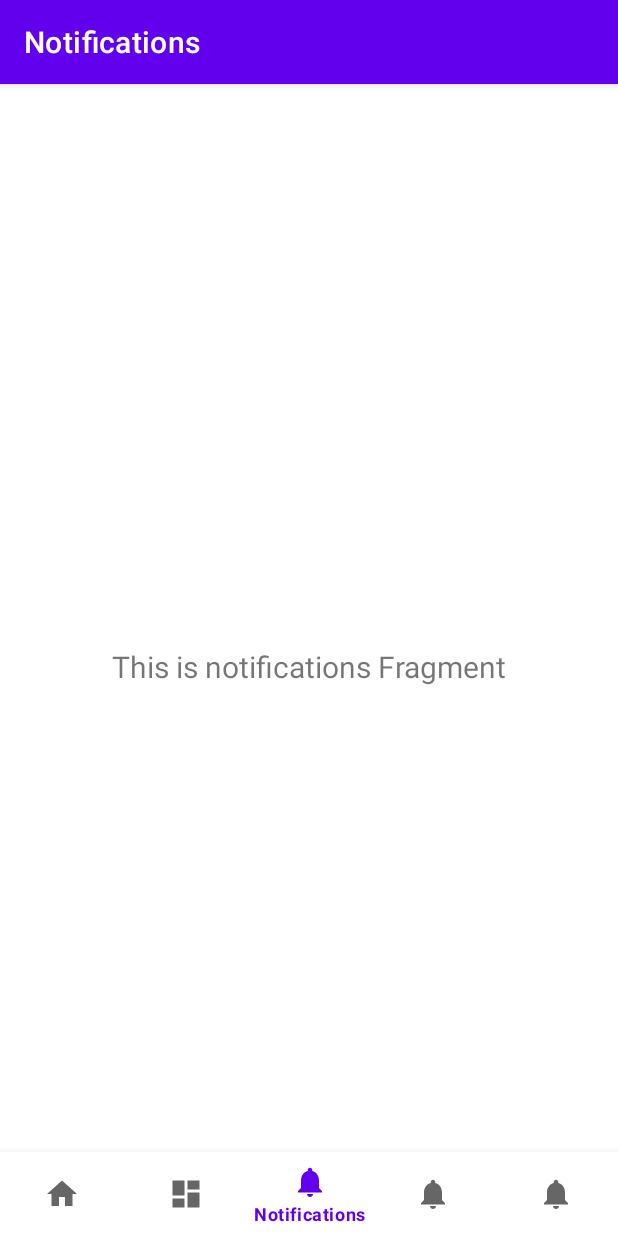
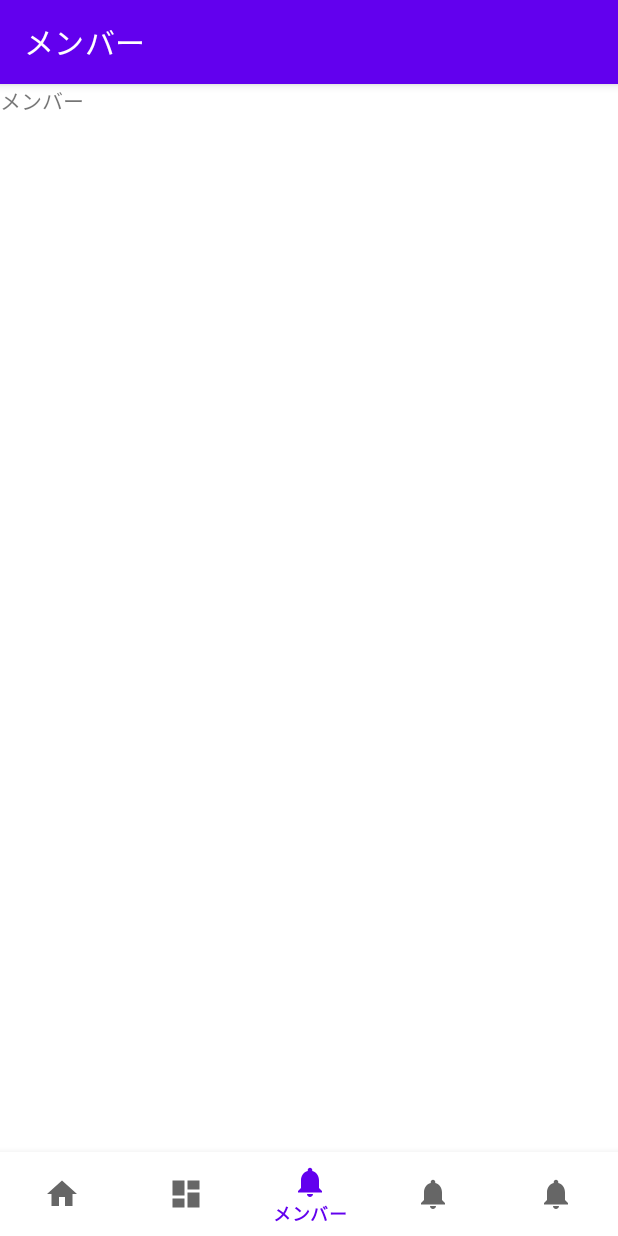
Before and after one commit to chenzhizsqq/CzOffice, an Android app: the MainActivity screen opened directly, with no data from a screen before it, item 3 of the bottom bar chosen, on a phone screen of 412 x 824 dp. Run offline under Robolectric (Android 15) with nearby library versions, the phone set to English and light mode, and no system bars; our stand-ins replace navigation-ui.

Commit message:
主画面，第3个次画面：メンバー　 完成20%

```diff
--- a/app/src/main/java/com/example/etoffice/MainActivity.kt
+++ b/app/src/main/java/com/example/etoffice/MainActivity.kt
@@ -21,7 +21,7 @@ class MainActivity : AppCompatActivity() {
         val appBarConfiguration = AppBarConfiguration(setOf(
                 R.id.navigation_home
             , R.id.navigation_dashboard
-            , R.id.navigation_notifications
+            , R.id.member_fragment
             ,R.id.ScrollingFragmentReport
             ,R.id.MyPageFragment))
         setupActionBarWithNavController(navController, appBarConfiguration)
--- /dev/null
+++ b/app/src/main/java/com/example/etoffice/ui/member/MemberFragment.kt
@@ -0,0 +1,20 @@
+package com.example.etoffice.ui.member
+
+import android.os.Bundle
+import androidx.fragment.app.Fragment
+import android.view.LayoutInflater
+import android.view.View
+import android.view.ViewGroup
+import com.example.etoffice.R
+
+class MemberFragment : Fragment() {
+
+    override fun onCreate(savedInstanceState: Bundle?) {
+        super.onCreate(savedInstanceState)
+    }
+
+    override fun onCreateView(inflater: LayoutInflater, container: ViewGroup?,
+                              savedInstanceState: Bundle?): View? {
+        return inflater.inflate(R.layout.fragment_member, container, false)
+    }
+}
--- /dev/null
+++ b/app/src/main/res/layout/fragment_member.xml
@@ -0,0 +1,14 @@
+<?xml version="1.0" encoding="utf-8"?>
+<FrameLayout xmlns:android="http://schemas.android.com/apk/res/android"
+    xmlns:tools="http://schemas.android.com/tools"
+    android:layout_width="match_parent"
+    android:layout_height="match_parent"
+    tools:context=".ui.member.MemberFragment">
+
+    <!-- TODO: Update blank fragment layout -->
+    <TextView
+        android:layout_width="match_parent"
+        android:layout_height="match_parent"
+        android:text="@string/title_member_fragment" />
+
+</FrameLayout>
--- a/app/src/main/res/menu/bottom_nav_menu.xml
+++ b/app/src/main/res/menu/bottom_nav_menu.xml
@@ -11,10 +11,14 @@
         android:icon="@drawable/ic_dashboard_black_24dp"
         android:title="@string/title_dashboard" />
 
-    <item
+<!--    <item
         android:id="@+id/navigation_notifications"
         android:icon="@drawable/ic_notifications_black_24dp"
-        android:title="@string/title_notifications" />
+        android:title="@string/title_notifications" />-->
+    <item
+        android:id="@+id/member_fragment"
+        android:icon="@drawable/ic_notifications_black_24dp"
+        android:title="@string/title_member_fragment" />
     <item
         android:id="@+id/ScrollingFragmentReport"
         android:icon="@drawable/ic_notifications_black_24dp"
--- a/app/src/main/res/navigation/mobile_navigation.xml
+++ b/app/src/main/res/navigation/mobile_navigation.xml
@@ -17,11 +17,16 @@
         android:label="@string/title_dashboard"
         tools:layout="@layout/fragment_dashboard" />
 
-    <fragment
+<!--    <fragment
         android:id="@+id/navigation_notifications"
         android:name="com.example.etoffice.ui.notifications.NotificationsFragment"
         android:label="@string/title_notifications"
-        tools:layout="@layout/fragment_notifications" />
+        tools:layout="@layout/fragment_notifications" />-->
+    <fragment
+        android:id="@+id/member_fragment"
+        android:name="com.example.etoffice.ui.member.MemberFragment"
+        android:label="@string/title_member_fragment"
+        tools:layout="@layout/fragment_member" />
     <fragment
         android:id="@+id/ScrollingFragmentReport"
         android:name="com.example.etoffice.ui.report.ReportFragment"
--- a/app/src/main/res/values/strings.xml
+++ b/app/src/main/res/values/strings.xml
@@ -9,5 +9,6 @@
     <string name="title_activity_my_page_place_setting">作業場所管理</string>
     <string name="title_activity_my_page_change_company">切り替え</string>
     <string name="title_activity_report_detail">日報詳しい</string>
+    <string name="title_member_fragment">メンバー</string>
 
 </resources>
```
